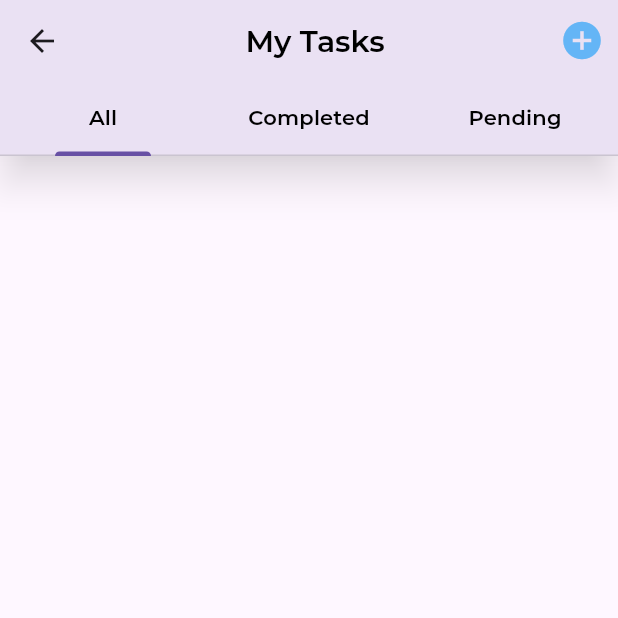
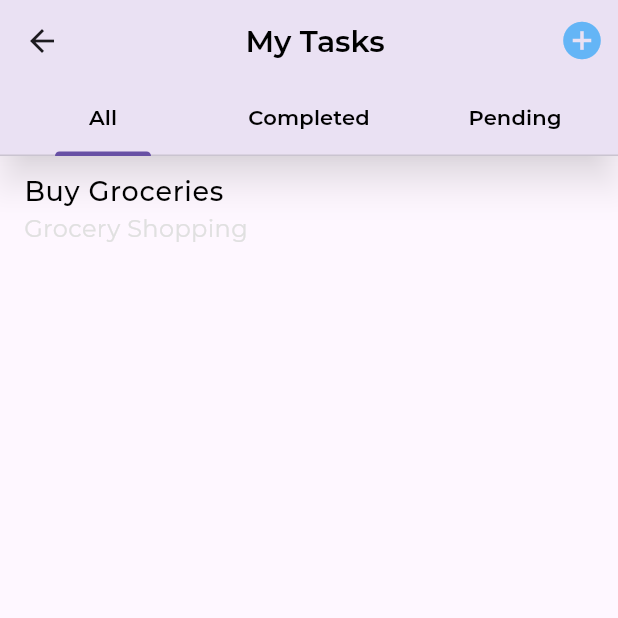
Before and after one commit to Adevictorolu/flutter_application_8, a Flutter app: the TodaScreen screen opened by its route, on a phone screen of 412 x 824 dp, the top half of it. Run offline on Flutter 3.47's test engine with Material 3 defaults, Android fonts, the phone set to English and light mode, and no system bars; our stand-ins replace flutter_svg, gap; project files that could hold a hidden picture were left out.

Commit message:
Added NOW

```diff
--- a/lib/todo.dart
+++ b/lib/todo.dart
@@ -9,6 +9,26 @@ class TodaScreen extends StatefulWidget {
 }
 
 class _TodaScreenState extends State<TodaScreen> {
+  List a = [
+    ListTile(
+      title: Text(
+        'Buy Groceries',
+        style: TextStyle(
+          color: Colors.black,
+          fontSize: 20,
+          fontWeight: FontWeight.w500,
+        ),
+      ),
+      subtitle: Text(
+        'Grocery Shopping',
+        style: TextStyle(
+          color: Colors.grey.shade300,
+          fontSize: 18,
+          fontWeight: FontWeight.w400,
+        ),
+      ),
+    ),
+  ];
   @override
   Widget build(BuildContext context) {
     return DefaultTabController(
@@ -75,7 +95,78 @@ class _TodaScreenState extends State<TodaScreen> {
           elevation: 10,
           shadowColor: Colors.black54,
         ),
-        body: TabBarView(children: [Row()]),
+        body: TabBarView(
+          children: [
+            Expanded(
+              child: ListView(
+                children: [
+                  ListTile(
+                    title: Text(
+                      'Buy Groceries',
+                      style: TextStyle(
+                        color: Colors.black,
+                        fontSize: 18,
+                        fontWeight: FontWeight.w500,
+                      ),
+                    ),
+                    subtitle: Text(
+                      'Grocery Shopping',
+                      style: TextStyle(
+                        color: Colors.grey.shade300,
+                        fontSize: 16,
+                        fontWeight: FontWeight.w400,
+                      ),
+                    ),
+                  ),
+                ],
+              ),
+            ),
+            ListView(
+                children: [
+                  ListTile(
+                    title: Text(
+                      'Buy Groceries',
+                      style: TextStyle(
+                        color: Colors.black,
+                        fontSize: 18,
+                        fontWeight: FontWeight.w500,
+                      ),
+                    ),
+                    subtitle: Text(
+                      'Grocery Shopping',
+                      style: TextStyle(
+                        color: Colors.grey.shade300,
+                        fontSize: 16,
+                        fontWeight: FontWeight.w400,
+                      ),
+                    ),
+                  ),
+                ],
+              ),
+              ListView(
+                children: [
+                  ListTile(
+                    title: Text(
+                      'Buy Groceries',
+                      style: TextStyle(
+                        color: Colors.black,
+                        fontSize: 18,
+                        fontWeight: FontWeight.w500,
+                      ),
+                    ),
+                    subtitle: Text(
+                      'Grocery Shopping',
+                      style: TextStyle(
+                        color: Colors.grey.shade300,
+                        fontSize: 16,
+                        fontWeight: FontWeight.w400,
+                      ),
+                    ),
+                  ),
+                ],
+              ),
+          ],
+        ),
       ),
     );
   }
```
